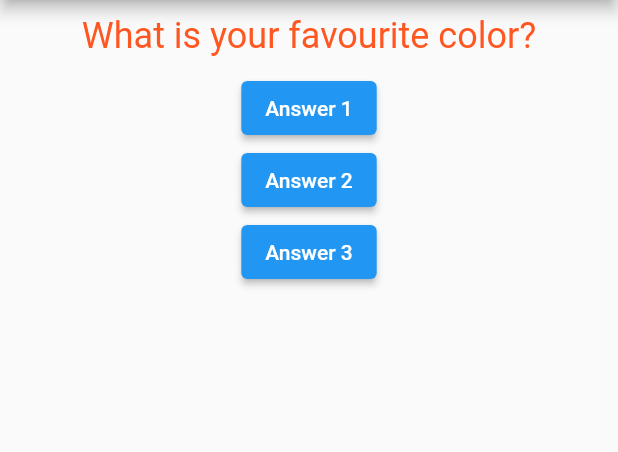
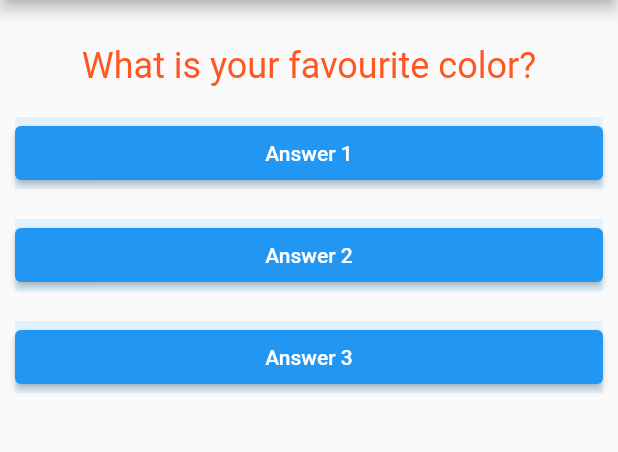
Before and after one commit to arbellaio/flutter_apps_course, a Flutter app: the screen it shows after launch, on a phone screen of 412 x 824 dp, the part 84-536 px from its top. Run offline on Flutter 3.47's test engine with Material 2 defaults, Android fonts, the phone set to English and light mode, and no system bars.

```diff
--- a/maps_widget_example/lib/answer.dart
+++ b/maps_widget_example/lib/answer.dart
@@ -4,7 +4,7 @@ class Answer extends StatelessWidget {
   final String _answerText;
   final VoidCallback selectHandler;
 
-  Answer(this._answerText, this.selectHandler);
+  Answer(this.selectHandler, this._answerText);
 
   @override
   Widget build(BuildContext context) {
--- a/maps_widget_example/lib/main.dart
+++ b/maps_widget_example/lib/main.dart
@@ -1,7 +1,6 @@
 import 'package:flutter/material.dart';
-import 'package:maps_widget_example/answer.dart';
-import 'package:maps_widget_example/question.dart';
-
+import 'package:maps_widget_example/quiz.dart';
+import 'package:maps_widget_example/result.dart';
 
 void main() => runApp(HomePage());
 
@@ -12,11 +11,39 @@ class HomePage extends StatefulWidget {
   }
 }
 
-// underscore infront of name makes it private
+// underscore in front of name makes it private
 class _HomePageState extends State<HomePage> {
   var _questionIndex = 0;
+  var _totalScore = 0;
+  var _questions = [
+    {
+      'questionText': 'What is your favourite color?',
+      'answers': [
+        {'text': 'Red', 'score': 1},
+        {'text': 'Blue', 'score': 2},
+        {'text': 'Green', 'score': 3}
+      ],
+    },
+    {
+      'questionText': 'What is your favourite animal?',
+      'answers': [
+        {'text': 'Camel', 'score': 1},
+        {'text': 'Goat', 'score': 2},
+        {'text': 'Sheep', 'score': 3}
+      ],
+    },
+    {
+      'questionText': 'What is your favourite vehicle?',
+      'answers': [
+        {'text': 'Hyundai', 'score': 1},
+        {'text': 'Toyota', 'score': 2},
+        {'text': 'Honda', 'score': 3}
+      ],
+    }
+  ];
 
-  void _answerQuestion() {
+  void _answerQuestion(int score) {
+    _totalScore += score;
     setState(() {
       _questionIndex += 1;
     });
@@ -25,26 +52,26 @@ class _HomePageState extends State<HomePage> {
 
   @override
   Widget build(BuildContext context) {
-    var questions = [
-      "What is your favourite color?",
-      "What is your favourite animal?",
-      "What is your favourite vehicle?"
-    ];
+    // _questions[_questionIndex]['questionText'] as String,
 
+    var scaffold = Scaffold(
+        appBar: AppBar(
+          title: Text('First App'),
+        ),
+        body: _questionIndex < _questions.length
+            ? Quiz(_answerQuestion, _questions, _questionIndex)
+            : Result(_totalScore, _resetQuiz));
 
     return MaterialApp(
-      home: Scaffold(
-          appBar: AppBar(
-            title: Text('First App'),
-          ),
-          body: Column(
-            children: [
-              Question(questions[_questionIndex],),
-              Answer('Answer 1', _answerQuestion),
-              Answer('Answer 2', _answerQuestion),
-              Answer('Answer 3', _answerQuestion),
-            ],
-          )),
+      home: scaffold,
     );
   }
+
+  void _resetQuiz(){
+    setState(() {
+      _questionIndex =0;
+      _totalScore = 0;
+    });
+
+  }
 }
--- a/stylingwidget/styling_widget/lib/answer.dart
+++ b/stylingwidget/styling_widget/lib/answer.dart
@@ -0,0 +1,22 @@
+import 'package:flutter/material.dart';
+
+class Answer extends StatelessWidget {
+  final String _answerText;
+  final VoidCallback selectHandler;
+
+  Answer(this._answerText, this.selectHandler);
+
+  @override
+  Widget build(BuildContext context) {
+    return Container(
+      width: double.infinity,
+      color: Colors.blue.shade50,
+      margin: EdgeInsets.all(10),
+      child: ElevatedButton(
+        child: Text(_answerText),
+        onPressed: selectHandler,
+      ),
+    );
+  }
+
+}
--- a/stylingwidget/styling_widget/lib/main.dart
+++ b/stylingwidget/styling_widget/lib/main.dart
@@ -1,6 +1,6 @@
 import 'package:flutter/material.dart';
 import 'package:styling_widget/question.dart';
-
+import 'package:styling_widget/answer.dart';
 void main() => runApp(HomePage());
 
 class HomePage extends StatefulWidget {
@@ -13,6 +13,14 @@ class HomePage extends StatefulWidget {
 // underscore infront of name makes it private
 class _HomePageState extends State<HomePage> {
   var _questionIndex = 0;
+
+  void _answerQuestion() {
+    setState(() {
+      _questionIndex += 1;
+    });
+    print("Answer $_questionIndex");
+  }
+
   @override
   Widget build(BuildContext context) {
     var questions = [
@@ -20,12 +28,7 @@ class _HomePageState extends State<HomePage> {
       "What is your favourite animal?",
       "What is your favourite vehicle?"
     ];
-    void _answerQuestion(int questionNo) {
-      print("Answer $questionNo");
-      setState(() {
-        _questionIndex += 1;
-      });
-    }
+
 
     return MaterialApp(
       home: Scaffold(
@@ -35,24 +38,9 @@ class _HomePageState extends State<HomePage> {
           body: Column(
             children: [
               Question(questions[_questionIndex],),
-              ElevatedButton(
-                child: Text('Answer 1'),
-                onPressed: () {
-                  _answerQuestion(1);
-                },
-              ),
-              ElevatedButton(
-                child: Text('Answer 2'),
-                onPressed: () {
-                  _answerQuestion(2);
-                },
-              ),
-              ElevatedButton(
-                child: Text('Answer 3'),
-                onPressed: () {
-                  _answerQuestion(3);
-                },
-              ),
+              Answer('Answer 1', _answerQuestion),
+              Answer('Answer 2', _answerQuestion),
+              Answer('Answer 3', _answerQuestion),
             ],
           )),
     );
--- a/stylingwidget/styling_widget/lib/question.dart
+++ b/stylingwidget/styling_widget/lib/question.dart
@@ -10,6 +10,7 @@ class Question extends StatelessWidget {
     return Container(
         width: double.infinity,
         margin:EdgeInsets.all(10),
+        padding:EdgeInsets.fromLTRB(0,20,0,0),
         child: Text(
           _questionText,
           textAlign: TextAlign.center,
```
Also changed, not shown: maps_widget_example/lib/questions_data.dart (+16 -0 lines), maps_widget_example/lib/quiz.dart (+25 -0 lines), maps_widget_example/lib/result.dart (+45 -0 lines), 56 other files.
